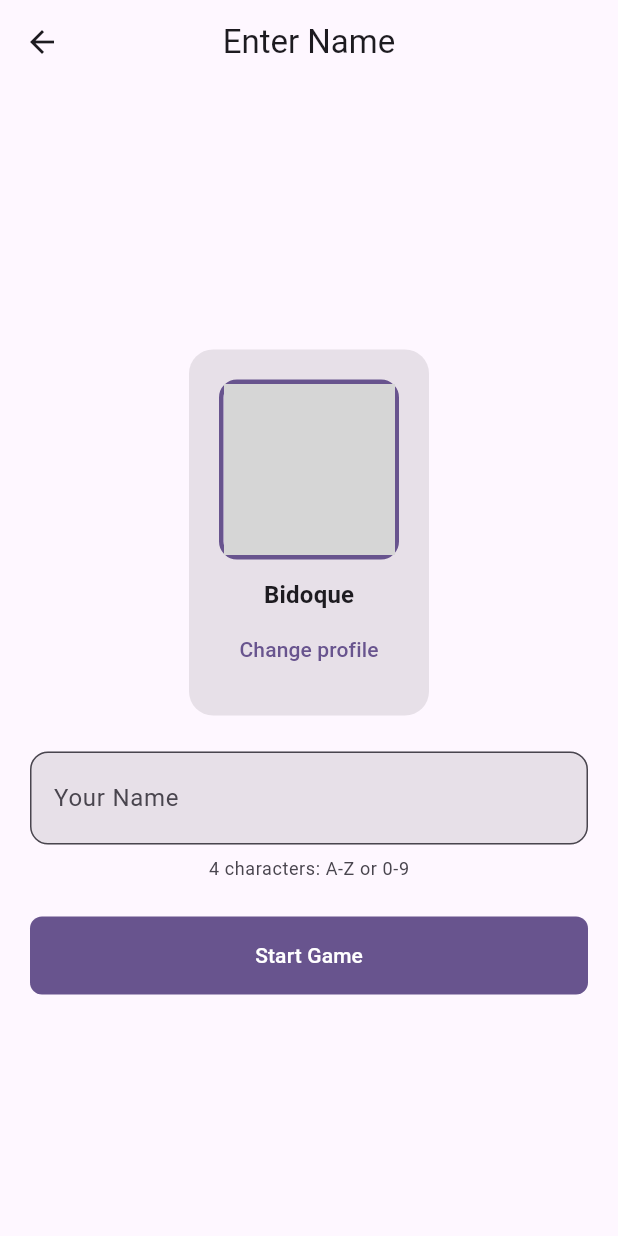
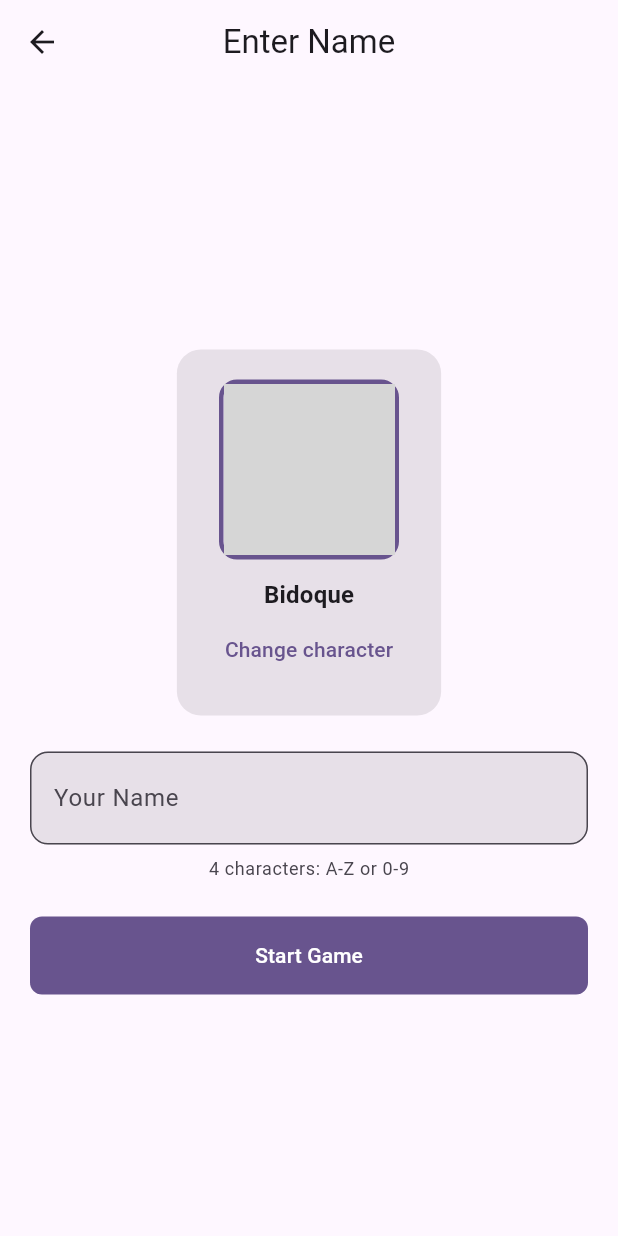
Before and after one commit to martynfigueiredo/aimcat, a Flutter app: the StartScreen screen opened directly, after a tap on "Bidoque", on a phone screen of 412 x 824 dp. Run offline on Flutter 3.47's test engine with Material 3 defaults, Android fonts, the light colour scheme and no system bars; our stand-ins replace share_plus; missing offline and left inert: flame; grey boxes are pictures that could not be loaded.

Commit message:
feat: Implement initial game setup including start screen with character selection and username entry.

```diff
--- a/lib/main.dart
+++ b/lib/main.dart
@@ -400,7 +400,7 @@ class _GlobalAnimatedPawState extends State<_GlobalAnimatedPaw>
                 color: const Color(0xFFFFC107),
                 shadows: [
                   Shadow(
-                    color: Colors.black.withOpacity(0.4),
+                    color: Colors.black.withValues(alpha: 0.4),
                     offset: const Offset(2, 2),
                     blurRadius: 4,
                   ),
@@ -491,7 +491,7 @@ class HomeScreen extends StatelessWidget {
                         color: Theme.of(context).colorScheme.primary,
                         shadows: [
                           Shadow(
-                            color: Theme.of(context).colorScheme.primary.withOpacity(0.5),
+                            color: Theme.of(context).colorScheme.primary.withValues(alpha: 0.5),
                             blurRadius: 12,
                             offset: const Offset(0, 3),
                           ),
--- a/lib/start_screen.dart
+++ b/lib/start_screen.dart
@@ -13,39 +13,39 @@ class UpperCaseTextFormatter extends TextInputFormatter {
   }
 }
 
-// Profile data model
-class ProfileData {
+// Character data model
+class CharacterData {
   final String name;
   final String imagePath;
 
-  const ProfileData({required this.name, required this.imagePath});
+  const CharacterData({required this.name, required this.imagePath});
 }
 
-// Available profiles
-const List<ProfileData> profiles = [
-  ProfileData(name: 'Bidoque', imagePath: 'assets/profiles/Bidoque.png'),
-  ProfileData(name: 'Capybara', imagePath: 'assets/profiles/Capybara.png'),
-  ProfileData(name: 'Cat', imagePath: 'assets/profiles/Cat.png'),
-  ProfileData(name: 'Devil Cat', imagePath: 'assets/profiles/DevilCat.png'),
-  ProfileData(name: 'Diplomat', imagePath: 'assets/profiles/Diplomat.png'),
-  ProfileData(
+// Available characters
+const List<CharacterData> characters = [
+  CharacterData(name: 'Bidoque', imagePath: 'assets/profiles/Bidoque.png'),
+  CharacterData(name: 'Capybara', imagePath: 'assets/profiles/Capybara.png'),
+  CharacterData(name: 'Cat', imagePath: 'assets/profiles/Cat.png'),
+  CharacterData(name: 'Devil Cat', imagePath: 'assets/profiles/DevilCat.png'),
+  CharacterData(name: 'Diplomat', imagePath: 'assets/profiles/Diplomat.png'),
+  CharacterData(
     name: 'Flying Horse',
     imagePath: 'assets/profiles/FlyingHorse.png',
   ),
-  ProfileData(name: 'Ghost', imagePath: 'assets/profiles/Ghost.png'),
-  ProfileData(name: 'Golden Girl', imagePath: 'assets/profiles/GoldenGirl.png'),
-  ProfileData(name: 'Grandma', imagePath: 'assets/profiles/Grandma.png'),
-  ProfileData(name: 'Koi', imagePath: 'assets/profiles/Koi.png'),
-  ProfileData(name: 'Librarian', imagePath: 'assets/profiles/Librarian.png'),
-  ProfileData(name: 'Mom', imagePath: 'assets/profiles/Mom.png'),
-  ProfileData(name: 'Moustache', imagePath: 'assets/profiles/Moustache.png'),
-  ProfileData(name: 'Nerdy', imagePath: 'assets/profiles/Nerdy.png'),
-  ProfileData(name: 'Nerdy Girl', imagePath: 'assets/profiles/NerdyGirl.png'),
-  ProfileData(name: 'Nuken Duke', imagePath: 'assets/profiles/NukenDuke.png'),
-  ProfileData(name: 'Nurse', imagePath: 'assets/profiles/Nurse.png'),
-  ProfileData(name: 'Punk', imagePath: 'assets/profiles/Punk.png'),
-  ProfileData(name: 'Roadrunner', imagePath: 'assets/profiles/Roadrunner.png'),
-  ProfileData(name: 'Robson', imagePath: 'assets/profiles/Robson.png'),
+  CharacterData(name: 'Ghost', imagePath: 'assets/profiles/Ghost.png'),
+  CharacterData(name: 'Golden Girl', imagePath: 'assets/profiles/GoldenGirl.png'),
+  CharacterData(name: 'Grandma', imagePath: 'assets/profiles/Grandma.png'),
+  CharacterData(name: 'Koi', imagePath: 'assets/profiles/Koi.png'),
+  CharacterData(name: 'Librarian', imagePath: 'assets/profiles/Librarian.png'),
+  CharacterData(name: 'Mom', imagePath: 'assets/profiles/Mom.png'),
+  CharacterData(name: 'Moustache', imagePath: 'assets/profiles/Moustache.png'),
+  CharacterData(name: 'Nerdy', imagePath: 'assets/profiles/Nerdy.png'),
+  CharacterData(name: 'Nerdy Girl', imagePath: 'assets/profiles/NerdyGirl.png'),
+  CharacterData(name: 'Nuken Duke', imagePath: 'assets/profiles/NukenDuke.png'),
+  CharacterData(name: 'Nurse', imagePath: 'assets/profiles/Nurse.png'),
+  CharacterData(name: 'Punk', imagePath: 'assets/profiles/Punk.png'),
+  CharacterData(name: 'Roadrunner', imagePath: 'assets/profiles/Roadrunner.png'),
+  CharacterData(name: 'Robson', imagePath: 'assets/profiles/Robson.png'),
 ];
 
 class StartScreen extends StatefulWidget {
@@ -56,14 +56,14 @@ class StartScreen extends StatefulWidget {
 }
 
 class _StartScreenState extends State<StartScreen> {
-  int _currentStep = 0; // 0 = profile selection, 1 = username entry
-  int selectedProfile = 0;
+  int _currentStep = 0; // 0 = character selection, 1 = username entry
+  int selectedCharacter = 0;
   final TextEditingController _controller = TextEditingController();
   String? errorText;
 
-  void _onProfileSelected(int index) {
+  void _onCharacterSelected(int index) {
     setState(() {
-      selectedProfile = index;
+      selectedCharacter = index;
     });
   }
 
@@ -73,7 +73,7 @@ class _StartScreenState extends State<StartScreen> {
     });
   }
 
-  void _goBackToProfileStep() {
+  void _goBackToCharacterStep() {
     setState(() {
       _currentStep = 0;
     });
@@ -91,7 +91,7 @@ class _StartScreenState extends State<StartScreen> {
       context,
       MaterialPageRoute(
         builder: (context) =>
-            GameModeScreen(selectedCat: selectedProfile, username: username),
+            GameModeScreen(selectedCat: selectedCharacter, username: username),
       ),
     );
   }
@@ -100,29 +100,28 @@ class _StartScreenState extends State<StartScreen> {
   Widget build(BuildContext context) {
     return Scaffold(
       appBar: AppBar(
-        title: Text(_currentStep == 0 ? 'Choose Profile' : 'Enter Name'),
+        title: Text(_currentStep == 0 ? 'Choose Character' : 'Enter Name'),
         leading: _currentStep == 1
             ? IconButton(
                 icon: const Icon(Icons.arrow_back),
-                onPressed: _goBackToProfileStep,
+                onPressed: _goBackToCharacterStep,
               )
             : null,
       ),
       body: AnimatedSwitcher(
         duration: const Duration(milliseconds: 300),
         child: _currentStep == 0
-            ? _buildProfileSelectionStep()
+            ? _buildCharacterSelectionStep()
             : _buildUsernameStep(),
       ),
     );
   }
 
-  Widget _buildProfileSelectionStep() {
+  Widget _buildCharacterSelectionStep() {
     return LayoutBuilder(
       builder: (context, constraints) {
         // Calculate optimal grid layout based on screen size
         final screenWidth = constraints.maxWidth;
-        final screenHeight = constraints.maxHeight;
         final isMobile = screenWidth < 600;
         final maxWidth = isMobile ? screenWidth : 600.0;
         final crossAxisCount = isMobile ? 3 : 4;
@@ -130,14 +129,14 @@ class _StartScreenState extends State<StartScreen> {
 
         return SafeArea(
           child: Column(
-            key: const ValueKey('profile_step'),
+            key: const ValueKey('character_step'),
             children: [
               SizedBox(height: isMobile ? 16 : 24),
               // Title
               Padding(
                 padding: const EdgeInsets.symmetric(horizontal: 16),
                 child: Text(
-                  'Select your profile',
+                  'Select your character',
                   style: Theme.of(
                     context,
                   ).textTheme.titleLarge?.copyWith(fontWeight: FontWeight.w600),
@@ -172,15 +171,15 @@ class _StartScreenState extends State<StartScreen> {
                           crossAxisSpacing: spacing,
                           childAspectRatio: isMobile ? 0.85 : 0.8,
                         ),
-                        itemCount: profiles.length,
+                        itemCount: characters.length,
                         itemBuilder: (context, index) {
-                          final profile = profiles[index];
-                          final isSelected = selectedProfile == index;
-                          return _ProfileCard(
-                            profile: profile,
+                          final character = characters[index];
+                          final isSelected = selectedCharacter == index;
+                          return _CharacterCard(
+                            character: character,
                             isSelected: isSelected,
                             onTap: () {
-                              _onProfileSelected(index);
+                              _onCharacterSelected(index);
                               _goToUsernameStep();
                             },
                           );
@@ -198,12 +197,12 @@ class _StartScreenState extends State<StartScreen> {
   }
 
   Widget _buildUsernameStep() {
-    final profile = profiles[selectedProfile];
+    final character = characters[selectedCharacter];
     return LayoutBuilder(
       builder: (context, constraints) {
         final isMobile = constraints.maxWidth < 600;
         final maxWidth = isMobile ? double.infinity : 400.0;
-        final profileSize = isMobile ? 120.0 : 140.0;
+        final characterSize = isMobile ? 120.0 : 140.0;
 
         return SafeArea(
           child: Center(
@@ -216,7 +215,7 @@ class _StartScreenState extends State<StartScreen> {
                   mainAxisAlignment: MainAxisAlignment.center,
                   children: [
                     const SizedBox(height: 16),
-                    // Selected profile display
+                    // Selected character display
                     Container(
                       padding: const EdgeInsets.all(20),
                       decoration: BoxDecoration(
@@ -228,8 +227,8 @@ class _StartScreenState extends State<StartScreen> {
                       child: Column(
                         children: [
                           Container(
-                            width: profileSize,
-                            height: profileSize,
+                            width: characterSize,
+                            height: characterSize,
                             decoration: BoxDecoration(
                               color: Theme.of(
                                 context,
@@ -243,20 +242,20 @@ class _StartScreenState extends State<StartScreen> {
                             child: ClipRRect(
                               borderRadius: BorderRadius.circular(9),
                               child: Image.asset(
-                                profile.imagePath,
+                                character.imagePath,
                                 fit: BoxFit.cover,
                               ),
                             ),
                           ),
                           const SizedBox(height: 12),
                           Text(
-                            profile.name,
+                            character.name,
                             style: Theme.of(context).textTheme.titleMedium
                                 ?.copyWith(fontWeight: FontWeight.w600),
                           ),
                           TextButton(
-                            onPressed: _goBackToProfileStep,
-                            child: const Text('Change profile'),
+                            onPressed: _goBackToCharacterStep,
+                            child: const Text('Change character'),
                           ),
                         ],
                       ),
@@ -315,23 +314,23 @@ class _StartScreenState extends State<StartScreen> {
   }
 }
 
-// Profile card widget with hover effect
-class _ProfileCard extends StatefulWidget {
-  final ProfileData profile;
+// Character card widget with hover effect
+class _CharacterCard extends StatefulWidget {
+  final CharacterData character;
   final bool isSelected;
   final VoidCallback onTap;
 
-  const _ProfileCard({
-    required this.profile,
+  const _CharacterCard({
+    required this.character,
     required this.isSelected,
     required this.onTap,
   });
 
   @override
-  State<_ProfileCard> createState() => _ProfileCardState();
+  State<_CharacterCard> createState() => _CharacterCardState();
 }
 
-class _ProfileCardState extends State<_ProfileCard> {
+class _CharacterCardState extends State<_CharacterCard> {
   bool _isHovered = false;
 
   @override
@@ -351,7 +350,7 @@ class _ProfileCardState extends State<_ProfileCard> {
               color: widget.isSelected
                   ? primaryColor
                   : _isHovered
-                  ? primaryColor.withOpacity(0.6)
+                  ? primaryColor.withValues(alpha: 0.6)
                   : Colors.transparent,
               width: 3,
             ),
@@ -371,7 +370,7 @@ class _ProfileCardState extends State<_ProfileCard> {
                   child: ClipRRect(
                     borderRadius: BorderRadius.circular(8),
                     child: Image.asset(
-                      widget.profile.imagePath,
+                      widget.character.imagePath,
                       fit: BoxFit.cover,
                     ),
                   ),
@@ -380,7 +379,7 @@ class _ProfileCardState extends State<_ProfileCard> {
               Padding(
                 padding: const EdgeInsets.only(bottom: 8, left: 4, right: 4),
                 child: Text(
-                  widget.profile.name,
+                  widget.character.name,
                   style: Theme.of(context).textTheme.labelSmall?.copyWith(
                     fontWeight: widget.isSelected || _isHovered
                         ? FontWeight.w600
--- a/pubspec.yaml
+++ b/pubspec.yaml
@@ -68,9 +68,6 @@ flutter:
     - assets/images/
     - assets/profiles/
     - assets/modes/
-    - assets/cats/
-    - assets/targets/
-    - assets/sounds/
     - assets/background/
   # assets:
   #   - images/a_dot_burr.jpeg
```
Also changed, not shown: lib/aimcat_game.dart (+16 -23 lines), lib/game_screen.dart (+7 -9 lines), 1 other file.
